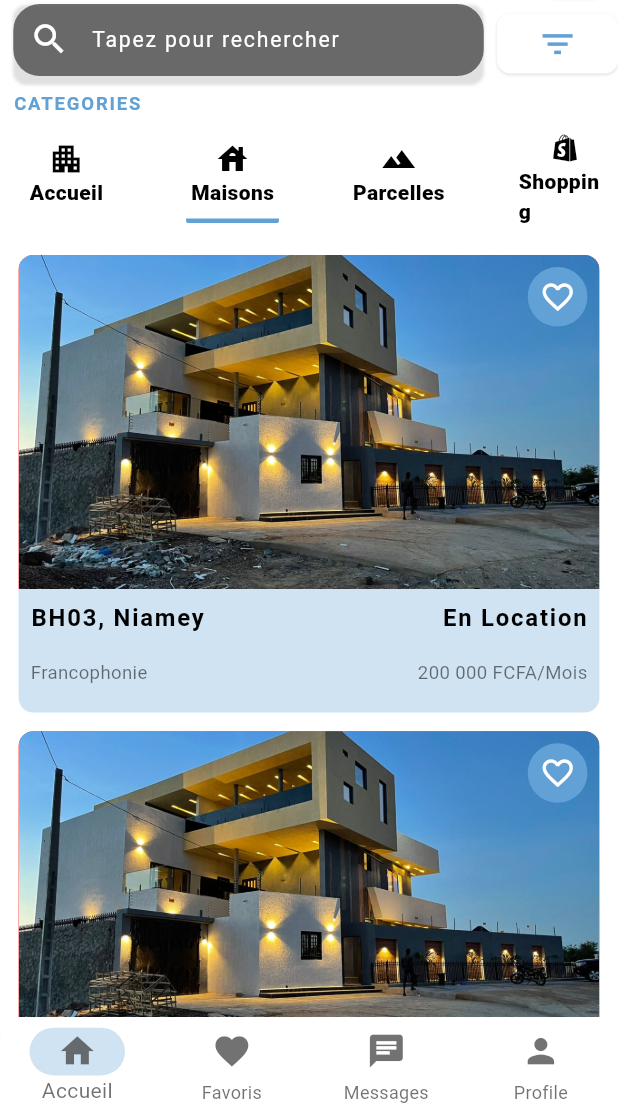
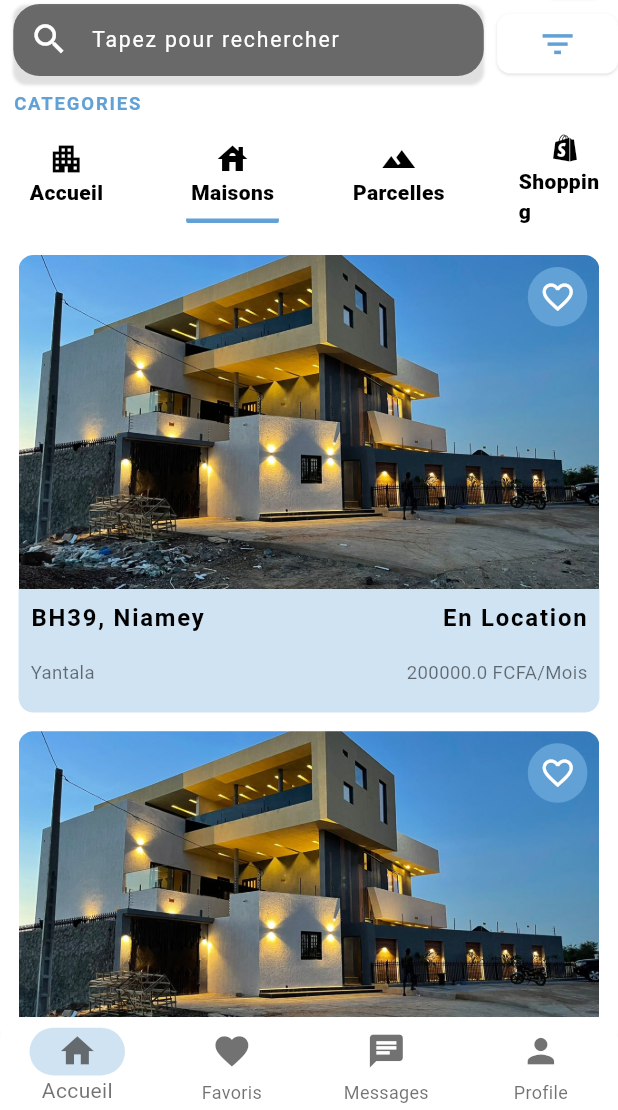
Before and after one commit to GanonthaBr/belle-house-mobile-app, a Flutter app: the screen it shows after launch, after a tap on "Maisons", on a phone screen of 412 x 824 dp, the part 126-1236 px from its top. Run offline on Flutter 3.47's test engine with Material 3 defaults, Android fonts, the phone set to English and light mode, and no system bars; our stand-ins replace dots_indicator, geolocator, intl_phone_field; missing offline and left inert: country_codes.

Commit message:
Enhance HouseListing widget: add properties for image, area, city, price, contract type, and property name; update UI to display dynamic data instead of hardcoded values.

```diff
--- a/lib/screens/houses.dart
+++ b/lib/screens/houses.dart
@@ -12,7 +12,14 @@ class Houses extends StatelessWidget {
         shrinkWrap: true,
         itemCount: 5,
         itemBuilder: (context, index) {
-          return HouseListing();
+          return HouseListing(
+            image: 'images/BH39.jpg',
+            area: 'Yantala',
+            city: 'Niamey',
+            price: 200000,
+            contractType: 'Location',
+            propertyName: 'BH39',
+          );
         },
       ),
     );
--- a/lib/widgets/houses_listing.dart
+++ b/lib/widgets/houses_listing.dart
@@ -6,7 +6,21 @@ import 'package:mobile_app/widgets/small_text.dart';
 import 'package:mobile_app/widgets/title_text.dart';
 
 class HouseListing extends StatelessWidget {
-  const HouseListing({super.key});
+  final String image;
+  final String propertyName;
+  final String city;
+  final String contractType;
+  final double price;
+  final String area;
+  const HouseListing({
+    super.key,
+    required this.image,
+    required this.propertyName,
+    required this.city,
+    required this.contractType,
+    required this.price,
+    required this.area,
+  });
 
   @override
   Widget build(BuildContext context) {
@@ -21,11 +35,7 @@ class HouseListing extends StatelessWidget {
             bottom: 0,
           ),
           decoration: BoxDecoration(
-            color: Colors.red,
-            image: DecorationImage(
-              image: AssetImage('images/BH39.jpg'),
-              fit: BoxFit.cover,
-            ),
+            image: DecorationImage(image: AssetImage(image), fit: BoxFit.cover),
             borderRadius: BorderRadius.only(
               topLeft: Radius.circular(10),
               topRight: Radius.circular(10),
@@ -71,12 +81,12 @@ class HouseListing extends StatelessWidget {
                   mainAxisAlignment: MainAxisAlignment.spaceBetween,
                   children: [
                     TitleText(
-                      text: 'BH03, Niamey',
+                      text: '$propertyName, $city',
                       color: AppColors.black,
                       fontSize: AppDimension.fontSize18,
                     ),
                     TitleText(
-                      text: 'En Location',
+                      text: 'En $contractType',
                       color: AppColors.black,
                       fontSize: AppDimension.fontSize18,
                     ),
@@ -88,12 +98,12 @@ class HouseListing extends StatelessWidget {
                 child: Row(
                   mainAxisAlignment: MainAxisAlignment.spaceBetween,
                   children: [
+                    SmallText(text: area, size: AppDimension.radius14),
                     SmallText(
-                      text: 'Francophonie',
-                      size: AppDimension.radius14,
-                    ),
-                    SmallText(
-                      text: '200 000 FCFA/Mois',
+                      text:
+                          contractType == 'Location'
+                              ? "$price FCFA/Mois"
+                              : "$price FCFA",
                       size: AppDimension.radius14,
                     ),
                   ],
```
